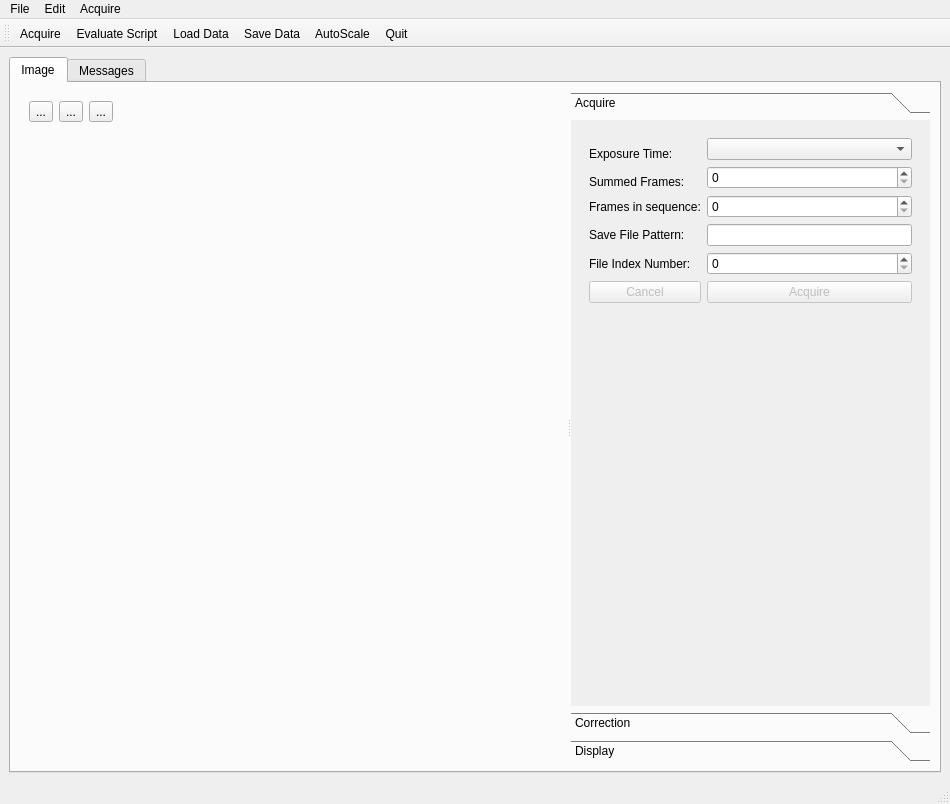
First picture: the form in qxrdwindow.ui, repository guyjennings/qxrd, before the edit.
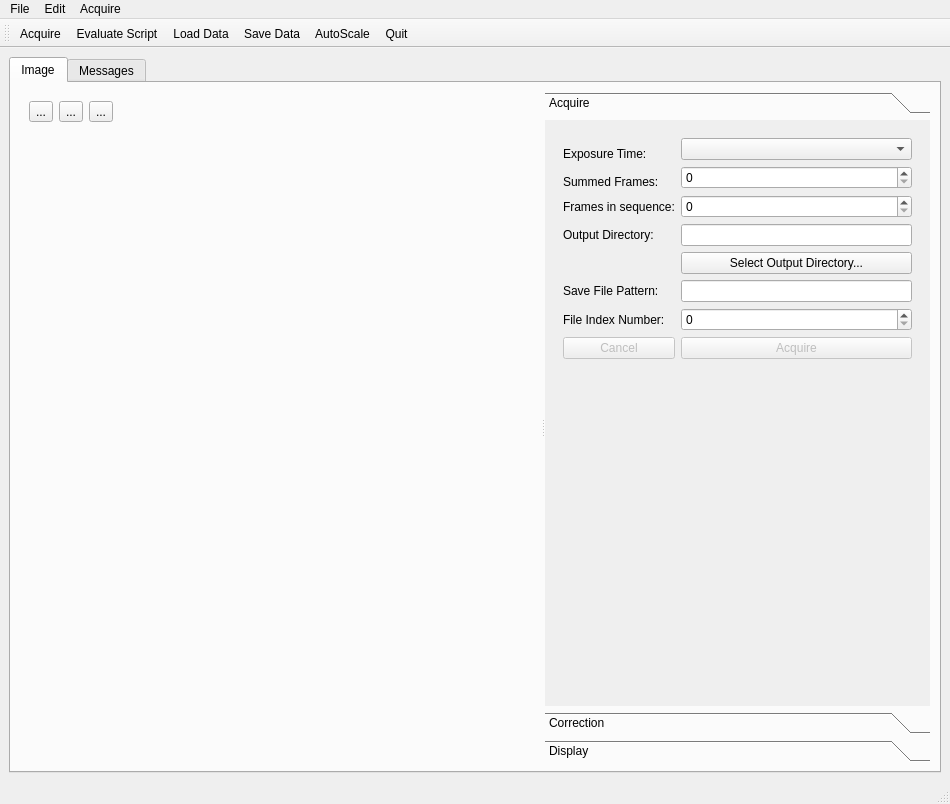
Second picture: the form after the edit. Custom widgets are drawn as their Qt base class.

Commit message: Added output directory browser

The edit to the form file:
```diff
--- a/qxrdwindow.ui
+++ b/qxrdwindow.ui
@@ -203,14 +203,14 @@
                   </property>
                  </widget>
                 </item>
-                <item row="4" column="0">
+                <item row="7" column="0">
                  <widget class="QLabel" name="label_4">
                   <property name="text">
                    <string>Save File Pattern:</string>
                   </property>
                  </widget>
                 </item>
-                <item row="4" column="1">
+                <item row="7" column="1">
                  <widget class="QLineEdit" name="m_SaveFilePattern">
                   <property name="sizePolicy">
                    <sizepolicy hsizetype="Preferred" vsizetype="Fixed">
@@ -220,14 +220,14 @@
                   </property>
                  </widget>
                 </item>
-                <item row="5" column="0">
+                <item row="8" column="0">
                  <widget class="QLabel" name="label_5">
                   <property name="text">
                    <string>File Index Number:</string>
                   </property>
                  </widget>
                 </item>
-                <item row="5" column="1">
+                <item row="8" column="1">
                  <widget class="QSpinBox" name="m_FileIndexNumber">
                   <property name="sizePolicy">
                    <sizepolicy hsizetype="Preferred" vsizetype="Fixed">
@@ -240,7 +240,7 @@
                   </property>
                  </widget>
                 </item>
-                <item row="6" column="0">
+                <item row="9" column="0">
                  <widget class="QPushButton" name="m_CancelButton">
                   <property name="enabled">
                    <bool>false</bool>
@@ -250,7 +250,7 @@
                   </property>
                  </widget>
                 </item>
-                <item row="6" column="1">
+                <item row="9" column="1">
                  <widget class="QPushButton" name="m_AcquireButton">
                   <property name="enabled">
                    <bool>false</bool>
@@ -266,6 +266,30 @@
                   </property>
                  </widget>
                 </item>
+                <item row="5" column="0">
+                 <widget class="QLabel" name="label_6">
+                  <property name="text">
+                   <string>Output Directory:</string>
+                  </property>
+                 </widget>
+                </item>
+                <item row="5" column="1">
+                 <widget class="QLineEdit" name="m_OutputDirectory">
+                  <property name="sizePolicy">
+                   <sizepolicy hsizetype="Preferred" vsizetype="Fixed">
+                    <horstretch>1</horstretch>
+                    <verstretch>0</verstretch>
+                   </sizepolicy>
+                  </property>
+                 </widget>
+                </item>
+                <item row="6" column="1">
+                 <widget class="QPushButton" name="m_SelectDirectoryButton">
+                  <property name="text">
+                   <string>Select Output Directory...</string>
+                  </property>
+                 </widget>
+                </item>
                </layout>
               </widget>
              </item>
```
The commit also changes 4 other files.
